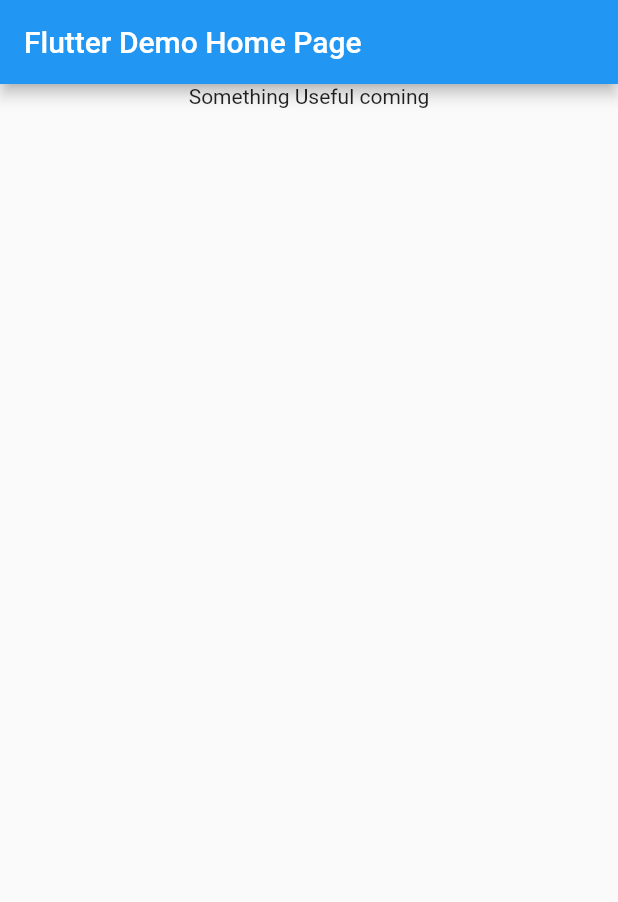
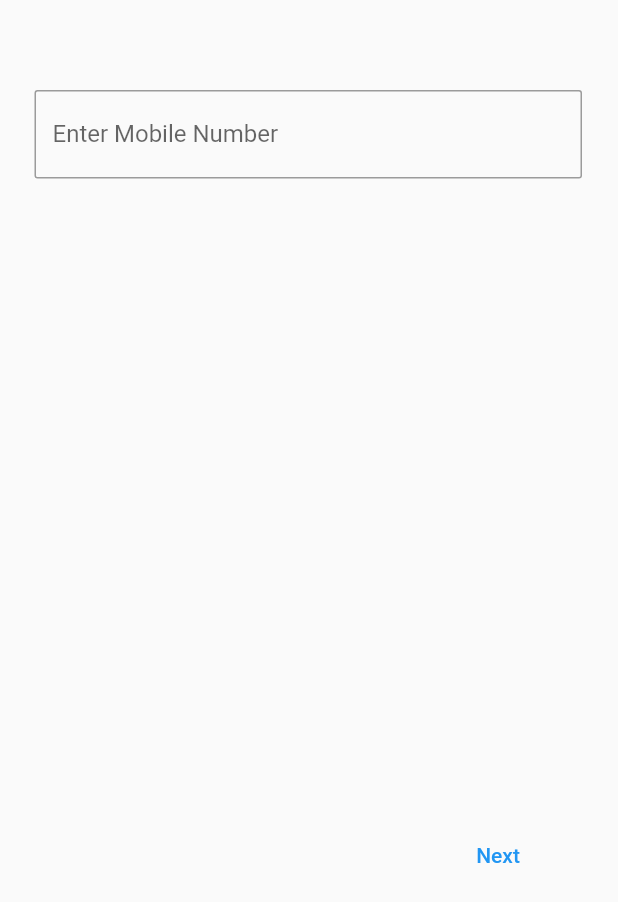
Before and after one commit to subhash-kashyap/letsublet, a Flutter app: the screen it shows after launch, on a phone screen of 412 x 824 dp. Shown: the top 902 px of the screen. Run offline on Flutter 3.47's test engine with Material 2 defaults, Android fonts, the phone set to English and light mode, and no system bars.

Commit message:
Mobile number and OTP screens

```diff
--- a/lib/main.dart
+++ b/lib/main.dart
@@ -1,4 +1,6 @@
 import 'package:flutter/material.dart';
+import 'package:letsublet/src/screens/onboarding/mobilenumber_screen.dart';
+import 'package:letsublet/src/screens/subletter/home.dart';
 
 void main() {
   runApp(const MyApp());
@@ -11,37 +13,11 @@
   @override
   Widget build(BuildContext context) {
     return MaterialApp(
-      title: 'Flutter Demo',
-      theme: ThemeData(
-        primarySwatch: Colors.blue,
-      ),
-      home: const MyHomePage(title: 'Flutter Demo Home Page'),
-    );
+        title: 'Flutter Demo',
+        debugShowCheckedModeBanner: false,
+        theme: ThemeData(
+          primarySwatch: Colors.blue,
+        ),
+        home: Initial());
   }
 }
-
-class MyHomePage extends StatefulWidget {
-  const MyHomePage({super.key, required this.title});
-  final String title;
-
-  @override
-  State<MyHomePage> createState() => _MyHomePageState();
-}
-
-class _MyHomePageState extends State<MyHomePage> {
-  @override
-  Widget build(BuildContext context) {
-    return Scaffold(
-      appBar: AppBar(
-        title: Text(widget.title),
-      ),
-      body: Center(
-        child: Column(
-          children: [
-            Text("Something Useful coming"),
-          ],
-        ),
-      ),
-    );
-  }
-}
--- /dev/null
+++ b/lib/src/screens/onboarding/mobilenumber_screen.dart
@@ -0,0 +1,80 @@
+import 'dart:developer';
+
+import 'package:flutter/material.dart';
+import 'package:flutter/src/widgets/framework.dart';
+import 'package:flutter/src/widgets/placeholder.dart';
+
+import 'otp_screen.dart';
+
+class Initial extends StatefulWidget {
+  const Initial({super.key});
+
+  @override
+  State<Initial> createState() => _InitialState();
+}
+
+class _InitialState extends State<Initial> {
+  @override
+  Widget build(BuildContext context) {
+    return SafeArea(
+      child: Scaffold(
+        body: Column(
+          mainAxisAlignment: MainAxisAlignment.start,
+          children: [
+            Expanded(
+              child: SingleChildScrollView(
+                padding: const EdgeInsets.only(
+                  top: 60,
+                ),
+                child: Column(
+                    crossAxisAlignment: CrossAxisAlignment.start,
+                    mainAxisAlignment: MainAxisAlignment.start,
+                    children: [
+                      Container(
+                        margin: const EdgeInsets.only(
+                          left: 23,
+                          right: 24,
+                        ),
+                        alignment: Alignment.center,
+                        child: TextFormField(
+                          focusNode: FocusNode(),
+                          // controller: controller.otptextController,
+                          textInputAction: TextInputAction.done,
+                          decoration: const InputDecoration(
+                            border: OutlineInputBorder(
+                                borderSide: BorderSide(color: Colors.black),
+                                borderRadius:
+                                    BorderRadius.all(Radius.circular(2.0))),
+                            labelText: "Enter Mobile Number",
+                          ),
+                        ),
+                      ),
+                      Padding(
+                        padding: EdgeInsets.only(
+                          left: 24,
+                          top: 427,
+                          right: 48,
+                        ),
+                        child: Row(
+                          crossAxisAlignment: CrossAxisAlignment.end,
+                          mainAxisAlignment: MainAxisAlignment.end,
+                          children: [
+                            TextButton(
+                              onPressed: () {
+                                Navigator.of(context).push(MaterialPageRoute(
+                                    builder: (context) => OTP()));
+                              },
+                              child: Text("Next"),
+                            ),
+                          ],
+                        ),
+                      ),
+                    ]),
+              ),
+            ),
+          ],
+        ),
+      ),
+    );
+  }
+}
--- /dev/null
+++ b/lib/src/utils/theme.dart
@@ -0,0 +1,6 @@
+// Text font in Onboarding Black is #161616
+// Onboarding Background is white #FEFCFC
+// CTA #F5DF4D
+// CTA Shadow is black #000000
+// Subletter Background #FF8577
+// Finder Background is noise
```
Also changed, not shown: lib/src/screens/onboarding/otp_screen.dart (added, +86 -0 lines), lib/src/screens/subletter/home.dart (added, +16 -0 lines), 1 other file.
